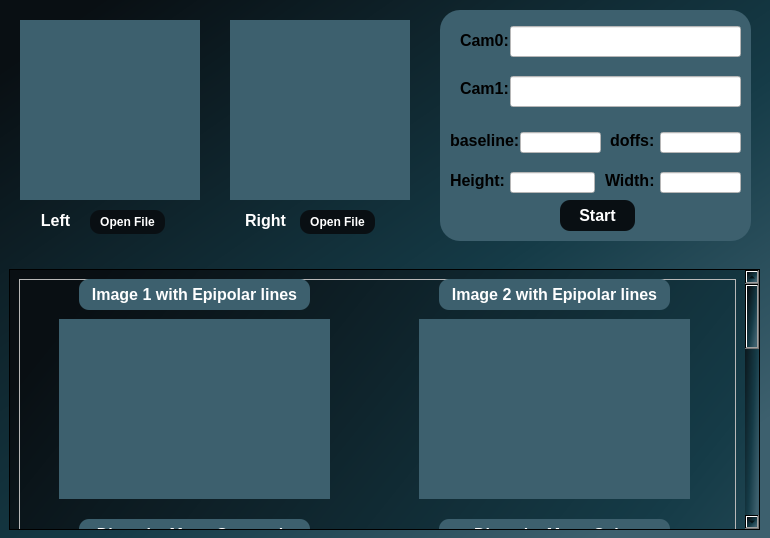
Qt form GUI/StereoVIsion.ui (Aquaphoton-Training-25/mega-project-team-1) before a commit.
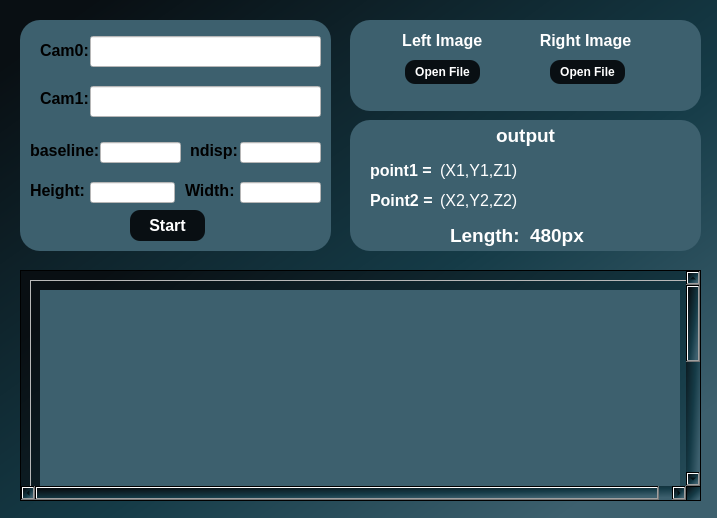
The same form after that commit.

Diff of the .ui file:
```diff
--- a/GUI/StereoVIsion.ui
+++ b/GUI/StereoVIsion.ui
@@ -6,8 +6,8 @@
    <rect>
     <x>0</x>
     <y>0</y>
-    <width>770</width>
-    <height>538</height>
+    <width>717</width>
+    <height>518</height>
    </rect>
   </property>
   <property name="windowTitle">
@@ -16,141 +16,11 @@
   <property name="styleSheet">
    <string notr="true">background-color: qlineargradient(spread:pad, x1:0, y1:0, x2:1, y2:1, stop:0.0648899 rgba(9, 15, 19, 255), stop:0.571233 rgba(21, 59, 71, 255), stop:0.890411 rgba(61, 96, 110, 255));</string>
   </property>
-  <widget class="QLabel" name="left_image_label">
-   <property name="geometry">
-    <rect>
-     <x>20</x>
-     <y>20</y>
-     <width>180</width>
-     <height>180</height>
-    </rect>
-   </property>
-   <property name="styleSheet">
-    <string notr="true">background-color: rgb(61, 96, 110);</string>
-   </property>
-   <property name="text">
-    <string/>
-   </property>
-  </widget>
-  <widget class="QLabel" name="right_image_label">
-   <property name="geometry">
-    <rect>
-     <x>230</x>
-     <y>20</y>
-     <width>180</width>
-     <height>180</height>
-    </rect>
-   </property>
-   <property name="styleSheet">
-    <string notr="true">background-color: rgb(61, 96, 110);</string>
-   </property>
-   <property name="text">
-    <string/>
-   </property>
-  </widget>
-  <widget class="QLabel" name="left_text_label">
-   <property name="geometry">
-    <rect>
-     <x>30</x>
-     <y>210</y>
-     <width>51</width>
-     <height>21</height>
-    </rect>
-   </property>
-   <property name="font">
-    <font>
-     <pointsize>12</pointsize>
-     <bold>true</bold>
-    </font>
-   </property>
-   <property name="styleSheet">
-    <string notr="true">color: rgb(255, 255, 255);
-background:none;</string>
-   </property>
-   <property name="text">
-    <string>Left</string>
-   </property>
-   <property name="alignment">
-    <set>Qt::AlignCenter</set>
-   </property>
-  </widget>
-  <widget class="QLabel" name="right_">
-   <property name="geometry">
-    <rect>
-     <x>240</x>
-     <y>210</y>
-     <width>51</width>
-     <height>21</height>
-    </rect>
-   </property>
-   <property name="font">
-    <font>
-     <pointsize>12</pointsize>
-     <bold>true</bold>
-    </font>
-   </property>
-   <property name="styleSheet">
-    <string notr="true">color: rgb(255, 255, 255);
-background:none;</string>
-   </property>
-   <property name="text">
-    <string>Right</string>
-   </property>
-   <property name="alignment">
-    <set>Qt::AlignCenter</set>
-   </property>
-  </widget>
-  <widget class="QPushButton" name="leftOpen_stereo_pushButton">
-   <property name="geometry">
-    <rect>
-     <x>90</x>
-     <y>210</y>
-     <width>75</width>
-     <height>24</height>
-    </rect>
-   </property>
-   <property name="font">
-    <font>
-     <bold>true</bold>
-    </font>
-   </property>
-   <property name="styleSheet">
-    <string notr="true">color: rgb(255, 255, 255);
-border-radius:10px;
-background-color: rgb(9, 15, 19);</string>
-   </property>
-   <property name="text">
-    <string>Open File</string>
-   </property>
-  </widget>
-  <widget class="QPushButton" name="rightOpen_stereo_pushButton">
-   <property name="geometry">
-    <rect>
-     <x>300</x>
-     <y>210</y>
-     <width>75</width>
-     <height>24</height>
-    </rect>
-   </property>
-   <property name="font">
-    <font>
-     <bold>true</bold>
-    </font>
-   </property>
-   <property name="styleSheet">
-    <string notr="true">color: rgb(255, 255, 255);
-border-radius:10px;
-background-color: rgb(9, 15, 19);</string>
-   </property>
-   <property name="text">
-    <string>Open File</string>
-   </property>
-  </widget>
   <widget class="QFrame" name="info_frame">
    <property name="geometry">
     <rect>
-     <x>440</x>
-     <y>10</y>
+     <x>20</x>
+     <y>20</y>
      <width>311</width>
      <height>231</height>
     </rect>
@@ -177,25 +47,6 @@
    <property name="frameShadow">
     <enum>QFrame::Raised</enum>
    </property>
-   <widget class="QPushButton" name="start_stereo_pushButton">
-    <property name="geometry">
-     <rect>
-      <x>120</x>
-      <y>190</y>
-      <width>75</width>
-      <height>31</height>
-     </rect>
-    </property>
-    <property name="font">
-     <font>
-      <pointsize>12</pointsize>
-      <bold>true</bold>
-     </font>
-    </property>
-    <property name="text">
-     <string>Start</string>
-    </property>
-   </widget>
    <widget class="QLabel" name="label_5">
     <property name="geometry">
      <rect>
@@ -311,7 +162,7 @@
      </font>
     </property>
     <property name="text">
-     <string>doffs:</string>
+     <string>ndisp:</string>
     </property>
    </widget>
    <widget class="QLineEdit" name="baseline">
@@ -404,22 +255,155 @@
      <string notr="true">background-color: rgb(255, 255, 255);</string>
     </property>
    </widget>
+   <widget class="QPushButton" name="start_stereo_pushButton">
+    <property name="geometry">
+     <rect>
+      <x>110</x>
+      <y>190</y>
+      <width>75</width>
+      <height>31</height>
+     </rect>
+    </property>
+    <property name="font">
+     <font>
+      <pointsize>12</pointsize>
+      <bold>true</bold>
+     </font>
+    </property>
+    <property name="text">
+     <string>Start</string>
+    </property>
+   </widget>
+  </widget>
+  <widget class="QFrame" name="frame">
+   <property name="geometry">
+    <rect>
+     <x>350</x>
+     <y>20</y>
+     <width>351</width>
+     <height>91</height>
+    </rect>
+   </property>
+   <property name="styleSheet">
+    <string notr="true">QFrame{
+background-color: rgb(61, 96, 110);
+border-radius:20px;
+}</string>
+   </property>
+   <property name="frameShape">
+    <enum>QFrame::StyledPanel</enum>
+   </property>
+   <property name="frameShadow">
+    <enum>QFrame::Raised</enum>
+   </property>
+   <widget class="QPushButton" name="rightOpen_stereo_pushButton">
+    <property name="geometry">
+     <rect>
+      <x>200</x>
+      <y>40</y>
+      <width>75</width>
+      <height>24</height>
+     </rect>
+    </property>
+    <property name="font">
+     <font>
+      <bold>true</bold>
+     </font>
+    </property>
+    <property name="styleSheet">
+     <string notr="true">color: rgb(255, 255, 255);
+border-radius:10px;
+background-color: rgb(9, 15, 19);</string>
+    </property>
+    <property name="text">
+     <string>Open File</string>
+    </property>
+   </widget>
+   <widget class="QLabel" name="right_">
+    <property name="geometry">
+     <rect>
+      <x>185</x>
+      <y>10</y>
+      <width>101</width>
+      <height>21</height>
+     </rect>
+    </property>
+    <property name="font">
+     <font>
+      <pointsize>12</pointsize>
+      <bold>true</bold>
+     </font>
+    </property>
+    <property name="styleSheet">
+     <string notr="true">color: rgb(255, 255, 255);
+background:none;</string>
+    </property>
+    <property name="text">
+     <string>Right Image</string>
+    </property>
+    <property name="alignment">
+     <set>Qt::AlignCenter</set>
+    </property>
+   </widget>
+   <widget class="QPushButton" name="leftOpen_stereo_pushButton">
+    <property name="geometry">
+     <rect>
+      <x>55</x>
+      <y>40</y>
+      <width>75</width>
+      <height>24</height>
+     </rect>
+    </property>
+    <property name="font">
+     <font>
+      <bold>true</bold>
+     </font>
+    </property>
+    <property name="styleSheet">
+     <string notr="true">color: rgb(255, 255, 255);
+border-radius:10px;
+background-color: rgb(9, 15, 19);</string>
+    </property>
+    <property name="text">
+     <string>Open File</string>
+    </property>
+   </widget>
+   <widget class="QLabel" name="left_text_label">
+    <property name="geometry">
+     <rect>
+      <x>40</x>
+      <y>10</y>
+      <width>100</width>
+      <height>21</height>
+     </rect>
+    </property>
+    <property name="font">
+     <font>
+      <pointsize>12</pointsize>
+      <bold>true</bold>
+     </font>
+    </property>
+    <property name="styleSheet">
+     <string notr="true">color: rgb(255, 255, 255);
+background:none;</string>
+    </property>
+    <property name="text">
+     <string> Left Image</string>
+    </property>
+    <property name="alignment">
+     <set>Qt::AlignCenter</set>
+    </property>
+   </widget>
   </widget>
   <widget class="QScrollArea" name="scrollArea">
    <property name="geometry">
     <rect>
-     <x>9</x>
-     <y>269</y>
-     <width>751</width>
-     <height>261</height>
+     <x>20</x>
+     <y>270</y>
+     <width>681</width>
+     <height>231</height>
     </rect>
    </property>
-   <property name="styleSheet">
-    <string notr="true"/>
-   </property>
-   <property name="frameShape">
-    <enum>QFrame::StyledPanel</enum>
-   </property>
    <property name="widgetResizable">
     <bool>true</bool>
    </property>
@@ -428,8 +412,8 @@
      <rect>
       <x>0</x>
       <y>0</y>
-      <width>732</width>
-      <height>918</height>
+      <width>678</width>
+      <height>518</height>
      </rect>
     </property>
     <layout class="QVBoxLayout" name="verticalLayout">
@@ -437,8 +421,8 @@
       <widget class="QFrame" name="frame_2">
        <property name="minimumSize">
         <size>
-         <width>710</width>
-         <height>900</height>
+         <width>660</width>
+         <height>500</height>
         </size>
        </property>
        <property name="styleSheet">
@@ -453,448 +437,26 @@
        <widget class="QLabel" name="epipolar_1">
         <property name="geometry">
          <rect>
-          <x>40</x>
-          <y>40</y>
-          <width>271</width>
-          <height>180</height>
+          <x>10</x>
+          <y>10</y>
+          <width>640</width>
+          <height>480</height>
          </rect>
         </property>
-        <property name="styleSheet">
-         <string notr="true">background-color: rgb(61, 96, 110);</string>
+        <property name="cursor">
+         <cursorShape>CrossCursor</cursorShape>
         </property>
-        <property name="text">
-         <string/>
+        <property name="mouseTracking">
+         <bool>true</bool>
         </property>
-       </widget>
-       <widget class="QLabel" name="epipolar_2">
-        <property name="geometry">
-         <rect>
-          <x>400</x>
-          <y>40</y>
-          <width>271</width>
-          <height>180</height>
-         </rect>
+        <property name="tabletTracking">
+         <bool>false</bool>
         </property>
         <property name="styleSheet">
          <string notr="true">background-color: rgb(61, 96, 110);</string>
         </property>
         <property name="text">
          <string/>
-        </property>
-       </widget>
-       <widget class="QLabel" name="disparity_gray">
-        <property name="geometry">
-         <rect>
-          <x>40</x>
-          <y>280</y>
-          <width>271</width>
-          <height>180</height>
-         </rect>
-        </property>
-        <property name="styleSheet">
-         <string notr="true">background-color: rgb(61, 96, 110);</string>
-        </property>
-        <property name="text">
-         <string/>
-        </property>
-       </widget>
-       <widget class="QLabel" name="disparity_color">
-        <property name="geometry">
-         <rect>
-          <x>400</x>
-          <y>280</y>
-          <width>271</width>
-          <height>180</height>
-         </rect>
-        </property>
-        <property name="styleSheet">
-         <string notr="true">background-color: rgb(61, 96, 110);</string>
-        </property>
-        <property name="text">
-         <string/>
-        </property>
-       </widget>
-       <widget class="QLabel" name="dipth_gray">
-        <property name="geometry">
-         <rect>
-          <x>40</x>
-          <y>520</y>
-          <width>271</width>
-          <height>180</height>
-         </rect>
-        </property>
-        <property name="styleSheet">
-         <string notr="true">background-color: rgb(61, 96, 110);</string>
-        </property>
-        <property name="text">
-         <string/>
-        </property>
-       </widget>
-       <widget class="QLabel" name="dipth_color">
-        <property name="geometry">
-         <rect>
-          <x>400</x>
-          <y>520</y>
-          <width>271</width>
-          <height>180</height>
-         </rect>
-        </property>
-        <property name="styleSheet">
-         <string notr="true">background-color: rgb(61, 96, 110);</string>
-        </property>
-        <property name="text">
-         <string/>
-        </property>
-       </widget>
-       <widget class="QFrame" name="frame_3">
-        <property name="geometry">
-         <rect>
-          <x>40</x>
-          <y>720</y>
-          <width>631</width>
-          <height>171</height>
-         </rect>
-        </property>
-        <property name="styleSheet">
-         <string notr="true">QFrame{
-background-color: rgb(61, 96, 110);
-border-radius:20px;
-}
-QPushButton{
-	background-color: rgb(9, 15, 19);
-	color: rgb(255, 255, 255);
-	border-radius:10px;
-}
-QpushButton:checked{
-	color: rgb(255, 255, 255);
-	border-radius:10px;
-	background-color: rgb(230, 201, 39);
-}</string>
-        </property>
-        <property name="frameShape">
-         <enum>QFrame::StyledPanel</enum>
-        </property>
-        <property name="frameShadow">
-         <enum>QFrame::Raised</enum>
-        </property>
-        <widget class="QFrame" name="frame_4">
-         <property name="geometry">
-          <rect>
-           <x>10</x>
-           <y>10</y>
-           <width>301</width>
-           <height>151</height>
-          </rect>
-         </property>
-         <property name="styleSheet">
-          <string notr="true">QFrame{
-	background-color: rgb(21, 59, 71);
-border-radius:20px;
-}
-</string>
-         </property>
-         <property name="frameShape">
-          <enum>QFrame::StyledPanel</enum>
-         </property>
-         <property name="frameShadow">
-          <enum>QFrame::Raised</enum>
-         </property>
-         <widget class="QTextBrowser" name="homography_1">
-          <property name="geometry">
-           <rect>
-            <x>20</x>
-            <y>20</y>
-            <width>251</width>
-            <height>121</height>
-           </rect>
-          </property>
-          <property name="styleSheet">
-           <string notr="true">color: rgb(255, 255, 255);</string>
-          </property>
-          <property name="html">
-           <string>&lt;!DOCTYPE HTML PUBLIC &quot;-//W3C//DTD HTML 4.0//EN&quot; &quot;http://www.w3.org/TR/REC-html40/strict.dtd&quot;&gt;
-&lt;html&gt;&lt;head&gt;&lt;meta name=&quot;qrichtext&quot; content=&quot;1&quot; /&gt;&lt;meta charset=&quot;utf-8&quot; /&gt;&lt;style type=&quot;text/css&quot;&gt;
-p, li { white-space: pre-wrap; }
-hr { height: 1px; border-width: 0; }
-li.unchecked::marker { content: &quot;\2610&quot;; }
-li.checked::marker { content: &quot;\2612&quot;; }
-&lt;/style&gt;&lt;/head&gt;&lt;body style=&quot; font-family:'Segoe UI'; font-size:9pt; font-weight:400; font-style:normal;&quot;&gt;
-&lt;p align=&quot;center&quot; style=&quot; margin-top:0px; margin-bottom:0px; margin-left:0px; margin-right:0px; -qt-block-indent:0; text-indent:0px;&quot;&gt;output&lt;/p&gt;&lt;/body&gt;&lt;/html&gt;</string>
-          </property>
-         </widget>
-        </widget>
-        <widget class="QLabel" name="label_15">
-         <property name="geometry">
-          <rect>
-           <x>38</x>
-           <y>0</y>
-           <width>231</width>
-           <height>25</height>
-          </rect>
-         </property>
-         <property name="font">
-          <font>
-           <pointsize>12</pointsize>
-           <bold>true</bold>
-          </font>
-         </property>
-         <property name="styleSheet">
-          <string notr="true">border-radius:10px</string>
-         </property>
-         <property name="text">
-          <string>Homography for Image 1</string>
-         </property>
-         <property name="alignment">
-          <set>Qt::AlignCenter</set>
-         </property>
-        </widget>
-        <widget class="QFrame" name="frame_5">
-         <property name="geometry">
-          <rect>
-           <x>322</x>
-           <y>10</y>
-           <width>301</width>
-           <height>151</height>
-          </rect>
-         </property>
-         <property name="styleSheet">
-          <string notr="true">QFrame{
-	background-color: rgb(21, 59, 71);
-border-radius:20px;
-}
-</string>
-         </property>
-         <property name="frameShape">
-          <enum>QFrame::StyledPanel</enum>
-         </property>
-         <property name="frameShadow">
-          <enum>QFrame::Raised</enum>
-         </property>
-         <widget class="QTextBrowser" name="homography_2">
-          <property name="geometry">
-           <rect>
-            <x>20</x>
-            <y>20</y>
-            <width>251</width>
-            <height>121</height>
-           </rect>
-          </property>
-          <property name="styleSheet">
-           <string notr="true">color: rgb(255, 255, 255);</string>
-          </property>
-          <property name="html">
-           <string>&lt;!DOCTYPE HTML PUBLIC &quot;-//W3C//DTD HTML 4.0//EN&quot; &quot;http://www.w3.org/TR/REC-html40/strict.dtd&quot;&gt;
-&lt;html&gt;&lt;head&gt;&lt;meta name=&quot;qrichtext&quot; content=&quot;1&quot; /&gt;&lt;meta charset=&quot;utf-8&quot; /&gt;&lt;style type=&quot;text/css&quot;&gt;
-p, li { white-space: pre-wrap; }
-hr { height: 1px; border-width: 0; }
-li.unchecked::marker { content: &quot;\2610&quot;; }
-li.checked::marker { content: &quot;\2612&quot;; }
-&lt;/style&gt;&lt;/head&gt;&lt;body style=&quot; font-family:'Segoe UI'; font-size:9pt; font-weight:400; font-style:normal;&quot;&gt;
-&lt;p align=&quot;center&quot; style=&quot; margin-top:0px; margin-bottom:0px; margin-left:0px; margin-right:0px; -qt-block-indent:0; text-indent:0px;&quot;&gt;output&lt;/p&gt;&lt;/body&gt;&lt;/html&gt;</string>
-          </property>
-         </widget>
-        </widget>
-        <widget class="QLabel" name="label_22">
-         <property name="geometry">
-          <rect>
-           <x>350</x>
-           <y>0</y>
-           <width>231</width>
-           <height>25</height>
-          </rect>
-         </property>
-         <property name="font">
-          <font>
-           <pointsize>12</pointsize>
-           <bold>true</bold>
-          </font>
-         </property>
-         <property name="styleSheet">
-          <string notr="true">border-radius:10px</string>
-         </property>
-         <property name="text">
-          <string>Homography for Image 2</string>
-         </property>
-         <property name="alignment">
-          <set>Qt::AlignCenter</set>
-         </property>
-        </widget>
-       </widget>
-       <widget class="QLabel" name="label_16">
-        <property name="geometry">
-         <rect>
-          <x>60</x>
-          <y>0</y>
-          <width>231</width>
-          <height>31</height>
-         </rect>
-        </property>
-        <property name="font">
-         <font>
-          <pointsize>12</pointsize>
-          <bold>true</bold>
-         </font>
-        </property>
-        <property name="styleSheet">
-         <string notr="true">background-color: rgb(61, 96, 110);
-color: rgb(255, 255, 255);
-border-radius:10px;</string>
-        </property>
-        <property name="frameShape">
-         <enum>QFrame::NoFrame</enum>
-        </property>
-        <property name="text">
-         <string>Image 1 with Epipolar lines</string>
-        </property>
-        <property name="alignment">
-         <set>Qt::AlignCenter</set>
-        </property>
-       </widget>
-       <widget class="QLabel" name="label">
-        <property name="geometry">
-         <rect>
-          <x>420</x>
-          <y>0</y>
-          <width>231</width>
-          <height>31</height>
-         </rect>
-        </property>
-        <property name="font">
-         <font>
-          <pointsize>12</pointsize>
-          <bold>true</bold>
-         </font>
-        </property>
-        <property name="styleSheet">
-         <string notr="true">background-color: rgb(61, 96, 110);
-color: rgb(255, 255, 255);
-border-radius:10px;</string>
-        </property>
-        <property name="frameShape">
-         <enum>QFrame::NoFrame</enum>
-        </property>
-        <property name="text">
-         <string>Image 2 with Epipolar lines</string>
-        </property>
-        <property name="alignment">
-         <set>Qt::AlignCenter</set>
-        </property>
-       </widget>
-       <widget class="QLabel" name="label_18">
-        <property name="geometry">
-         <rect>
-          <x>60</x>
-          <y>240</y>
-          <width>231</width>
-          <height>31</height>
-         </rect>
-        </property>
-        <property name="font">
-         <font>
-          <pointsize>12</pointsize>
-          <bold>true</bold>
-         </font>
-        </property>
-        <property name="styleSheet">
-         <string notr="true">background-color: rgb(61, 96, 110);
-color: rgb(255, 255, 255);
-border-radius:10px;</string>
-        </property>
-        <property name="frameShape">
-         <enum>QFrame::NoFrame</enum>
-        </property>
-        <property name="text">
-         <string>Disparity Map - Grayscale</string>
-        </property>
-        <property name="alignment">
-         <set>Qt::AlignCenter</set>
-        </property>
-       </widget>
-       <widget class="QLabel" name="label_19">
-        <property name="geometry">
-         <rect>
-          <x>420</x>
-          <y>240</y>
-          <width>231</width>
-          <height>31</height>
-         </rect>
-        </property>
-        <property name="font">
-         <font>
-          <pointsize>12</pointsize>
-          <bold>true</bold>
-         </font>
-        </property>
-        <property name="styleSheet">
-         <string notr="true">background-color: rgb(61, 96, 110);
-color: rgb(255, 255, 255);
-border-radius:10px;</string>
-        </property>
-        <property name="frameShape">
-         <enum>QFrame::NoFrame</enum>
-        </property>
-        <property name="text">
-         <string>Disparity Map - Color</string>
-        </property>
-        <property name="alignment">
-         <set>Qt::AlignCenter</set>
-        </property>
-       </widget>
-       <widget class="QLabel" name="label_20">
-        <property name="geometry">
-         <rect>
-          <x>60</x>
-          <y>480</y>
-          <width>231</width>
-          <height>31</height>
-         </rect>
-        </property>
-        <property name="font">
-         <font>
-          <pointsize>12</pointsize>
-          <bold>true</bold>
-         </font>
-        </property>
-        <property name="styleSheet">
-         <string notr="true">background-color: rgb(61, 96, 110);
-color: rgb(255, 255, 255);
-border-radius:10px;</string>
-        </property>
-        <property name="frameShape">
-         <enum>QFrame::NoFrame</enum>
-        </property>
-        <property name="text">
-         <string>Dipth Image - Grayscale</string>
-        </property>
-        <property name="alignment">
-         <set>Qt::AlignCenter</set>
-        </property>
-       </widget>
-       <widget class="QLabel" name="label_21">
-        <property name="geometry">
-         <rect>
-          <x>420</x>
-          <y>480</y>
-          <width>231</width>
-          <height>31</height>
-         </rect>
-        </property>
-        <property name="font">
-         <font>
-          <pointsize>12</pointsize>
-          <bold>true</bold>
-         </font>
-        </property>
-        <property name="styleSheet">
-         <string notr="true">background-color: rgb(61, 96, 110);
-color: rgb(255, 255, 255);
-border-radius:10px;</string>
-        </property>
-        <property name="frameShape">
-         <enum>QFrame::NoFrame</enum>
-        </property>
-        <property name="text">
-         <string>Dipth Image - Color</string>
         </property>
         <property name="alignment">
          <set>Qt::AlignCenter</set>
@@ -905,6 +467,183 @@
     </layout>
    </widget>
   </widget>
+  <widget class="QFrame" name="frame_3">
+   <property name="geometry">
+    <rect>
+     <x>350</x>
+     <y>120</y>
+     <width>351</width>
+     <height>131</height>
+    </rect>
+   </property>
+   <property name="styleSheet">
+    <string notr="true">QFrame{
+background-color: rgb(61, 96, 110);
+border-radius:20px;
+}</string>
+   </property>
+   <property name="frameShape">
+    <enum>QFrame::StyledPanel</enum>
+   </property>
+   <property name="frameShadow">
+    <enum>QFrame::Raised</enum>
+   </property>
+   <widget class="QLabel" name="label_2">
+    <property name="geometry">
+     <rect>
+      <x>100</x>
+      <y>100</y>
+      <width>71</width>
+      <height>31</height>
+     </rect>
+    </property>
+    <property name="font">
+     <font>
+      <pointsize>14</pointsize>
+      <bold>true</bold>
+     </font>
+    </property>
+    <property name="styleSheet">
+     <string notr="true">color: rgb(255, 255, 255);</string>
+    </property>
+    <property name="text">
+     <string>Length:</string>
+    </property>
+   </widget>
+   <widget class="QLabel" name="label_3">
+    <property name="geometry">
+     <rect>
+      <x>140</x>
+      <y>0</y>
+      <width>71</width>
+      <height>31</height>
+     </rect>
+    </property>
+    <property name="font">
+     <font>
+      <pointsize>14</pointsize>
+      <bold>true</bold>
+     </font>
+    </property>
+    <property name="styleSheet">
+     <string notr="true">color:rgb(255, 255, 255);</string>
+    </property>
+    <property name="text">
+     <string>output</string>
+    </property>
+    <property name="alignment">
+     <set>Qt::AlignCenter</set>
+    </property>
+   </widget>
+   <widget class="QLabel" name="lenght">
+    <property name="geometry">
+     <rect>
+      <x>180</x>
+      <y>100</y>
+      <width>141</width>
+      <height>31</height>
+     </rect>
+    </property>
+    <property name="font">
+     <font>
+      <pointsize>14</pointsize>
+      <bold>true</bold>
+     </font>
+    </property>
+    <property name="styleSheet">
+     <string notr="true">color: rgb(255, 255, 255);</string>
+    </property>
+    <property name="text">
+     <string>480px</string>
+    </property>
+   </widget>
+   <widget class="QLabel" name="label_11">
+    <property name="geometry">
+     <rect>
+      <x>20</x>
+      <y>40</y>
+      <width>71</width>
+      <height>21</height>
+     </rect>
+    </property>
+    <property name="font">
+     <font>
+      <pointsize>12</pointsize>
+      <bold>true</bold>
+     </font>
+    </property>
+    <property name="styleSheet">
+     <string notr="true">color: rgb(255, 255, 255);</string>
+    </property>
+    <property name="text">
+     <string>point1 =</string>
+    </property>
+   </widget>
+   <widget class="QLabel" name="label_12">
+    <property name="geometry">
+     <rect>
+      <x>20</x>
+      <y>70</y>
+      <width>71</width>
+      <height>21</height>
+     </rect>
+    </property>
+    <property name="font">
+     <font>
+      <pointsize>12</pointsize>
+      <bold>true</bold>
+     </font>
+    </property>
+    <property name="styleSheet">
+     <string notr="true">color: rgb(255, 255, 255);</string>
+    </property>
+    <property name="text">
+     <string>Point2 =</string>
+    </property>
+   </widget>
+   <widget class="QLabel" name="point1">
+    <property name="geometry">
+     <rect>
+      <x>90</x>
+      <y>40</y>
+      <width>121</width>
+      <height>21</height>
+     </rect>
+    </property>
+    <property name="font">
+     <font>
+      <pointsize>12</pointsize>
+     </font>
+    </property>
+    <property name="styleSheet">
+     <string notr="true">color: rgb(255, 255, 255);</string>
+    </property>
+    <property name="text">
+     <string>(X1,Y1,Z1)</string>
+    </property>
+   </widget>
+   <widget class="QLabel" name="point2">
+    <property name="geometry">
+     <rect>
+      <x>90</x>
+      <y>70</y>
+      <width>121</width>
+      <height>21</height>
+     </rect>
+    </property>
+    <property name="font">
+     <font>
+      <pointsize>12</pointsize>
+     </font>
+    </property>
+    <property name="styleSheet">
+     <string notr="true">color: rgb(255, 255, 255);</string>
+    </property>
+    <property name="text">
+     <string>(X2,Y2,Z2)</string>
+    </property>
+   </widget>
+  </widget>
  </widget>
  <resources/>
  <connections/>
```
Left out of the diff: 8 changed lines with no effect on the pictures.
